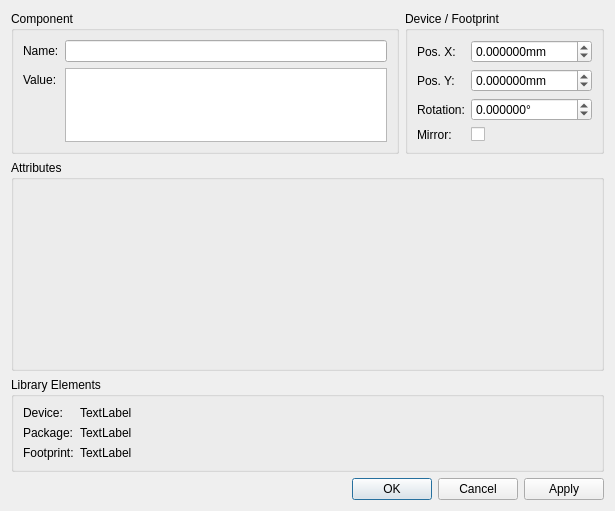
Above: libs/librepcb/projecteditor/boardeditor/deviceinstancepropertiesdialog.ui from LibrePCB/LibrePCB before the change. Below: the same form after it.
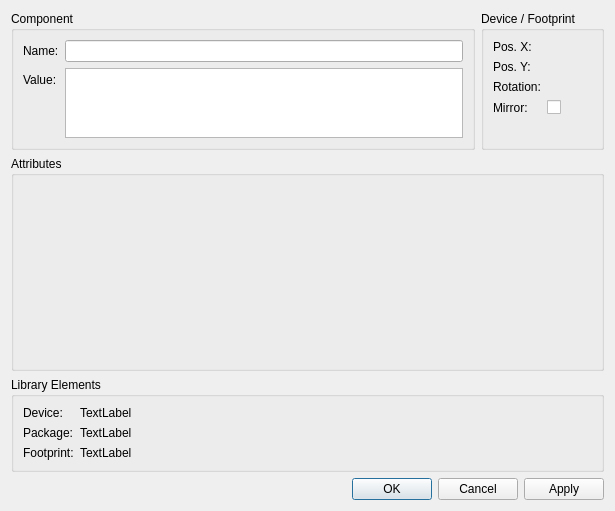
That is the form after the change. Custom widgets are drawn as their Qt base class.

Commit message: Use unit edit widgets where suitable

Patch:
```diff
--- a/libs/librepcb/projecteditor/boardeditor/deviceinstancepropertiesdialog.ui
+++ b/libs/librepcb/projecteditor/boardeditor/deviceinstancepropertiesdialog.ui
@@ -38,40 +38,6 @@
           </property>
          </widget>
         </item>
-        <item row="0" column="1">
-         <widget class="QDoubleSpinBox" name="spbxPosX">
-          <property name="sizePolicy">
-           <sizepolicy hsizetype="Preferred" vsizetype="Fixed">
-            <horstretch>0</horstretch>
-            <verstretch>0</verstretch>
-           </sizepolicy>
-          </property>
-          <property name="maximumSize">
-           <size>
-            <width>16777215</width>
-            <height>16777215</height>
-           </size>
-          </property>
-          <property name="buttonSymbols">
-           <enum>QAbstractSpinBox::UpDownArrows</enum>
-          </property>
-          <property name="suffix">
-           <string notr="true">mm</string>
-          </property>
-          <property name="decimals">
-           <number>6</number>
-          </property>
-          <property name="minimum">
-           <double>-2000.000000000000000</double>
-          </property>
-          <property name="maximum">
-           <double>2000.000000000000000</double>
-          </property>
-          <property name="singleStep">
-           <double>2.540000000000000</double>
-          </property>
-         </widget>
-        </item>
         <item row="1" column="0">
          <widget class="QLabel" name="label_7">
           <property name="text">
@@ -79,37 +45,6 @@
           </property>
          </widget>
         </item>
-        <item row="1" column="1">
-         <widget class="QDoubleSpinBox" name="spbxPosY">
-          <property name="sizePolicy">
-           <sizepolicy hsizetype="Preferred" vsizetype="Fixed">
-            <horstretch>0</horstretch>
-            <verstretch>0</verstretch>
-           </sizepolicy>
-          </property>
-          <property name="maximumSize">
-           <size>
-            <width>16777215</width>
-            <height>16777215</height>
-           </size>
-          </property>
-          <property name="suffix">
-           <string notr="true">mm</string>
-          </property>
-          <property name="decimals">
-           <number>6</number>
-          </property>
-          <property name="minimum">
-           <double>-2000.000000000000000</double>
-          </property>
-          <property name="maximum">
-           <double>2000.000000000000000</double>
-          </property>
-          <property name="singleStep">
-           <double>2.540000000000000</double>
-          </property>
-         </widget>
-        </item>
         <item row="2" column="0">
          <widget class="QLabel" name="label_8">
           <property name="text">
@@ -117,37 +52,6 @@
           </property>
          </widget>
         </item>
-        <item row="2" column="1">
-         <widget class="QDoubleSpinBox" name="spbxRotation">
-          <property name="sizePolicy">
-           <sizepolicy hsizetype="Preferred" vsizetype="Fixed">
-            <horstretch>0</horstretch>
-            <verstretch>0</verstretch>
-           </sizepolicy>
-          </property>
-          <property name="maximumSize">
-           <size>
-            <width>16777215</width>
-            <height>16777215</height>
-           </size>
-          </property>
-          <property name="suffix">
-           <string notr="true">°</string>
-          </property>
-          <property name="decimals">
-           <number>6</number>
-          </property>
-          <property name="minimum">
-           <double>-360.000000000000000</double>
-          </property>
-          <property name="maximum">
-           <double>360.000000000000000</double>
-          </property>
-          <property name="singleStep">
-           <double>45.000000000000000</double>
-          </property>
-         </widget>
-        </item>
         <item row="3" column="0">
          <widget class="QLabel" name="label_5">
           <property name="text">
@@ -162,6 +66,15 @@
           </property>
          </widget>
         </item>
+        <item row="0" column="1">
+         <widget class="librepcb::LengthEdit" name="edtPosX" native="true"/>
+        </item>
+        <item row="1" column="1">
+         <widget class="librepcb::LengthEdit" name="edtPosY" native="true"/>
+        </item>
+        <item row="2" column="1">
+         <widget class="librepcb::AngleEdit" name="edtRotation" native="true"/>
+        </item>
        </layout>
       </widget>
      </item>
@@ -363,6 +276,18 @@
   </layout>
  </widget>
  <customwidgets>
+  <customwidget>
+   <class>librepcb::LengthEdit</class>
+   <extends>QWidget</extends>
+   <header location="global">librepcb/common/widgets/lengthedit.h</header>
+   <container>1</container>
+  </customwidget>
+  <customwidget>
+   <class>librepcb::AngleEdit</class>
+   <extends>QWidget</extends>
+   <header location="global">librepcb/common/widgets/angleedit.h</header>
+   <container>1</container>
+  </customwidget>
   <customwidget>
    <class>librepcb::AttributeListEditorWidget</class>
    <extends>QWidget</extends>
```
The commit also changes 53 other files.
